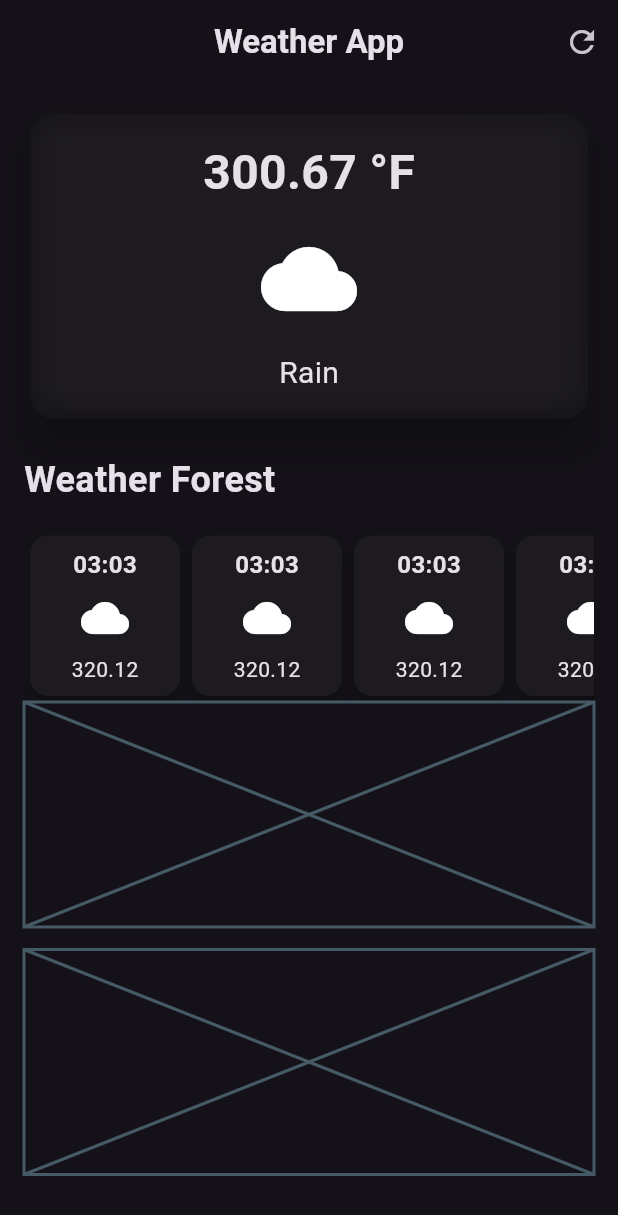
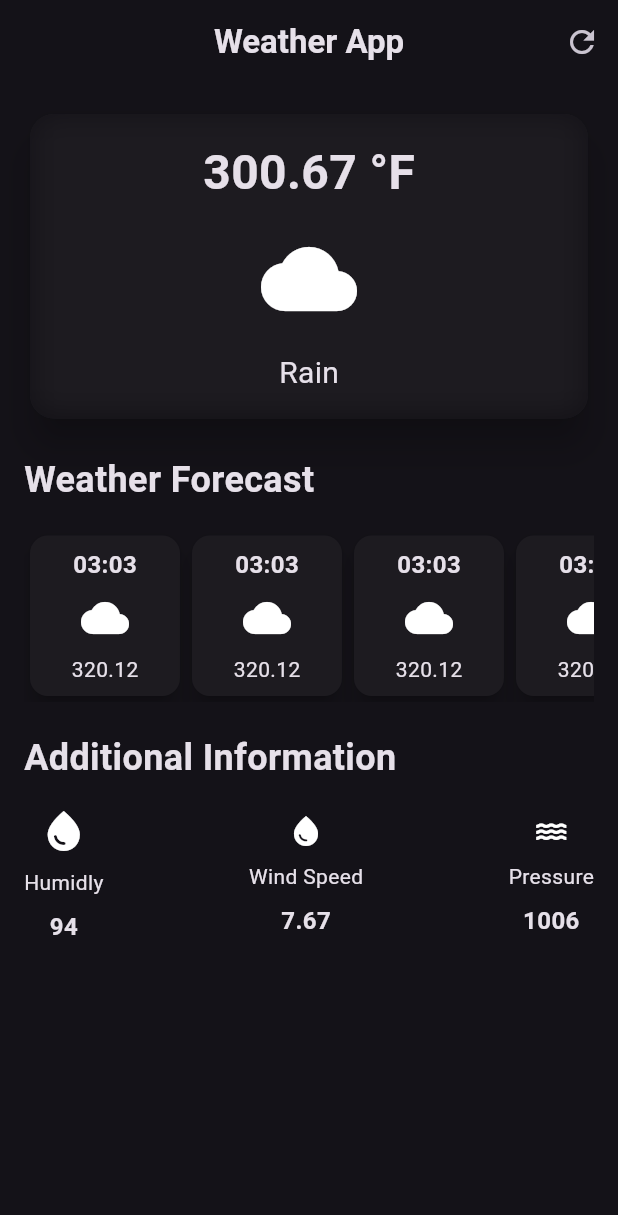
Before and after one commit to jodosjodos/weather_app, a Flutter app: the screen it shows after launch, on a phone screen of 412 x 824 dp. Shown: the top 1215 px of the screen. Run offline on Flutter 3.47's test engine with Material 3 defaults, Android fonts, the phone set to English and light mode, and no system bars.

Commit message:
[add] additional info

```diff
--- a/lib/weather_screen.dart
+++ b/lib/weather_screen.dart
@@ -91,7 +91,7 @@ class WeatherScreen extends StatelessWidget {
               height: 20,
             ),
             const Text(
-              "Weather Forest",
+              "Weather Forecast",
               style: TextStyle(
                 fontWeight: FontWeight.bold,
                 fontSize: 24,
@@ -100,11 +100,114 @@ class WeatherScreen extends StatelessWidget {
             const SizedBox(
               height: 16,
             ),
-            SingleChildScrollView(
+            const SingleChildScrollView(
               scrollDirection: Axis.horizontal,
               child: Row(
                 children: [
-                  Card(
+                  HourlyForecastItem(),
+                  HourlyForecastItem(),
+                  HourlyForecastItem(),
+                  HourlyForecastItem(),
+                  HourlyForecastItem()
+                ],
+              ),
+            ),
+            const SizedBox(
+              height: 20,
+            ),
+            const Text(
+              "Additional Information",
+              style: TextStyle(
+                fontWeight: FontWeight.bold,
+                fontSize: 24,
+              ),
+            ),
+            const SizedBox(
+              height: 16,
+            ),
+            const Row(
+              mainAxisAlignment: MainAxisAlignment.spaceBetween,
+              children: [
+                Column(
+                  children: [
+                    Icon(
+                      Icons.water_drop,
+                      size: 32,
+                    ),
+                    SizedBox(
+                      height: 8,
+                    ),
+                    Text(
+                      "Humidly",
+                    ),
+                    SizedBox(
+                      height: 8,
+                    ),
+                    Text(
+                      "94",
+                      style:
+                          TextStyle(fontSize: 16, fontWeight: FontWeight.bold),
+                    ),
+                  ],
+                ),
+                Column(
+                  children: [
+                    Icon(
+                      Icons.water_drop,
+                    ),
+                    SizedBox(
+                      height: 8,
+                    ),
+                    Text(
+                      "Wind Speed",
+                    ),
+                    SizedBox(
+                      height: 8,
+                    ),
+                    Text(
+                      "7.67",
+                      style:
+                          TextStyle(fontSize: 16, fontWeight: FontWeight.bold),
+                    ),
+                  ],
+                ),
+                Column(
+                  children: [
+                    Icon(
+                      Icons.water,
+                    ),
+                    SizedBox(
+                      height: 8,
+                    ),
+                    Text(
+                      "Pressure",
+                    ),
+                    SizedBox(
+                      height: 8,
+                    ),
+                    Text(
+                      "1006",
+                      style:
+                          TextStyle(fontSize: 16, fontWeight: FontWeight.bold),
+                    ),
+                  ],
+                )
+              ],
+            )
+            // weather forecast cards
+          ],
+        ),
+      ),
+    );
+  }
+}
+
+class HourlyForecastItem extends StatelessWidget {
+  const HourlyForecastItem({super.key});
+
+  @override
+  Widget build(BuildContext context) {
+    return Card(
       elevation: 6,
       child: Container(
         width: 100,
@@ -139,168 +242,6 @@ class WeatherScreen extends StatelessWidget {
           ],
         ),
       ),
-                  ),
-                  Card(
-                    elevation: 6,
-                    child: Container(
-                      width: 100,
-                      padding: const EdgeInsets.all(8.0),
-                      decoration: BoxDecoration(
-                        borderRadius: BorderRadius.circular(
-                          12,
-                        ),
-                      ),
-                      child: const Column(
-                        children: [
-                          Text(
-                            "03:03",
-                            style: TextStyle(
-                              fontSize: 16,
-                              fontWeight: FontWeight.bold,
-                            ),
-                          ),
-                          SizedBox(
-                            height: 8,
-                          ),
-                          Icon(
-                            Icons.cloud,
-                            size: 32,
-                          ),
-                          SizedBox(
-                            height: 8,
-                          ),
-                          Text(
-                            "320.12",
-                          )
-                        ],
-                      ),
-                    ),
-                  ),
-                  Card(
-                    elevation: 6,
-                    child: Container(
-                      width: 100,
-                      padding: const EdgeInsets.all(8.0),
-                      decoration: BoxDecoration(
-                        borderRadius: BorderRadius.circular(
-                          12,
-                        ),
-                      ),
-                      child: const Column(
-                        children: [
-                          Text(
-                            "03:03",
-                            style: TextStyle(
-                              fontSize: 16,
-                              fontWeight: FontWeight.bold,
-                            ),
-                          ),
-                          SizedBox(
-                            height: 8,
-                          ),
-                          Icon(
-                            Icons.cloud,
-                            size: 32,
-                          ),
-                          SizedBox(
-                            height: 8,
-                          ),
-                          Text(
-                            "320.12",
-                          )
-                        ],
-                      ),
-                    ),
-                  ),
-                  Card(
-                    elevation: 6,
-                    child: Container(
-                      width: 100,
-                      padding: const EdgeInsets.all(8.0),
-                      decoration: BoxDecoration(
-                        borderRadius: BorderRadius.circular(
-                          12,
-                        ),
-                      ),
-                      child: const Column(
-                        children: [
-                          Text(
-                            "03:03",
-                            style: TextStyle(
-                              fontSize: 16,
-                              fontWeight: FontWeight.bold,
-                            ),
-                          ),
-                          SizedBox(
-                            height: 8,
-                          ),
-                          Icon(
-                            Icons.cloud,
-                            size: 32,
-                          ),
-                          SizedBox(
-                            height: 8,
-                          ),
-                          Text(
-                            "320.12",
-                          )
-                        ],
-                      ),
-                    ),
-                  ),
-                  Card(
-                    elevation: 6,
-                    child: Container(
-                      width: 100,
-                      padding: const EdgeInsets.all(8.0),
-                      decoration: BoxDecoration(
-                        borderRadius: BorderRadius.circular(
-                          12,
-                        ),
-                      ),
-                      child: const Column(
-                        children: [
-                          Text(
-                            "03:03",
-                            style: TextStyle(
-                              fontSize: 16,
-                              fontWeight: FontWeight.bold,
-                            ),
-                          ),
-                          SizedBox(
-                            height: 8,
-                          ),
-                          Icon(
-                            Icons.cloud,
-                            size: 32,
-                          ),
-                          SizedBox(
-                            height: 8,
-                          ),
-                          Text(
-                            "320.12",
-                          )
-                        ],
-                      ),
-                    ),
-                  ),
-                ],
-              ),
-            ),
-            // weather forecast cards
-            Placeholder(
-              fallbackHeight: 150,
-            ),
-            SizedBox(
-              height: 15,
-            ),
-            // addition information
-            Placeholder(
-              fallbackHeight: 150,
-            ),
-          ],
-        ),
-      ),
     );
   }
 }
```
Lines whose indentation alone changed are shown as unchanged.
